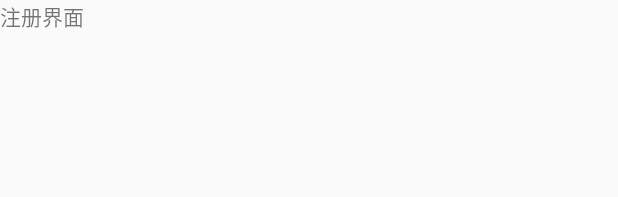
After one commit to 562916584/swust_sports, an Android app: the layout activity_register.xml on its own in the app's theme, with its tools: preview values and no code run, on a phone screen of 412 x 824 dp. The commit adds this screen. Shown: the top 197 px of the screen. Run offline under Robolectric (Android 15) with nearby library versions, the light colour scheme and no system bars.

Commit message:
第三次修改

```diff
--- a/app/src/main/res/layout/activity_login.xml
+++ b/app/src/main/res/layout/activity_login.xml
@@ -97,7 +97,8 @@
             android:layout_marginEnd="90dp"
             android:text="新用户注册！"
             android:textColor="@color/white"
-            android:onClick="register"/>
+            android:onClick="register"
+            android:clickable="true"/>
 
         <TextView
             android:id="@+id/textView2"
--- /dev/null
+++ b/app/src/main/res/layout/activity_register.xml
@@ -0,0 +1,23 @@
+<?xml version="1.0" encoding="utf-8"?>
+<android.support.constraint.ConstraintLayout
+    xmlns:android="http://schemas.android.com/apk/res/android"
+    xmlns:app="http://schemas.android.com/apk/res-auto"
+    xmlns:tools="http://schemas.android.com/tools"
+    android:layout_width="match_parent"
+    android:layout_height="match_parent">
+
+    <LinearLayout
+        android:layout_width="match_parent"
+        android:layout_height="match_parent">
+
+    <TextView
+        android:id="@+id/textView4"
+        android:layout_width="wrap_content"
+        android:layout_height="wrap_content"
+        android:text="注册界面"
+        tools:layout_editor_absoluteX="142dp"
+        tools:layout_editor_absoluteY="183dp"
+        tools:ignore="MissingConstraints"
+        android:focusable="true"/>
+    </LinearLayout>
+</android.support.constraint.ConstraintLayout>
```
Also changed, not shown: app/src/main/AndroidManifest.xml (+9 -0 lines), app/src/main/java/com/example/liqingfeng/swust_sports/LoginActivity.java (+22 -0 lines), app/src/main/java/com/example/liqingfeng/swust_sports/MaininterfaceActivity.java (added, +18 -0 lines), app/src/main/java/com/example/liqingfeng/swust_sports/RegisterActivity.java (added, +18 -0 lines), app/src/main/res/layout/activity_maininterface.xml (added, +21 -0 lines), app/src/main/res/mipmap-hdpi/ic_stranger.png (added).
